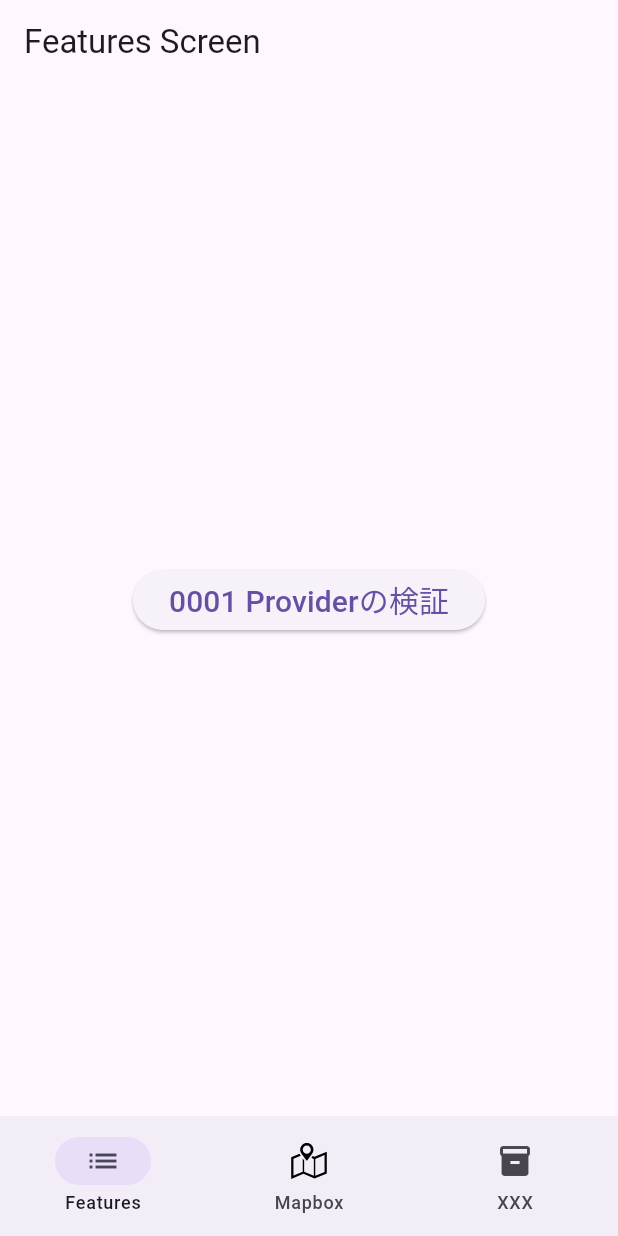
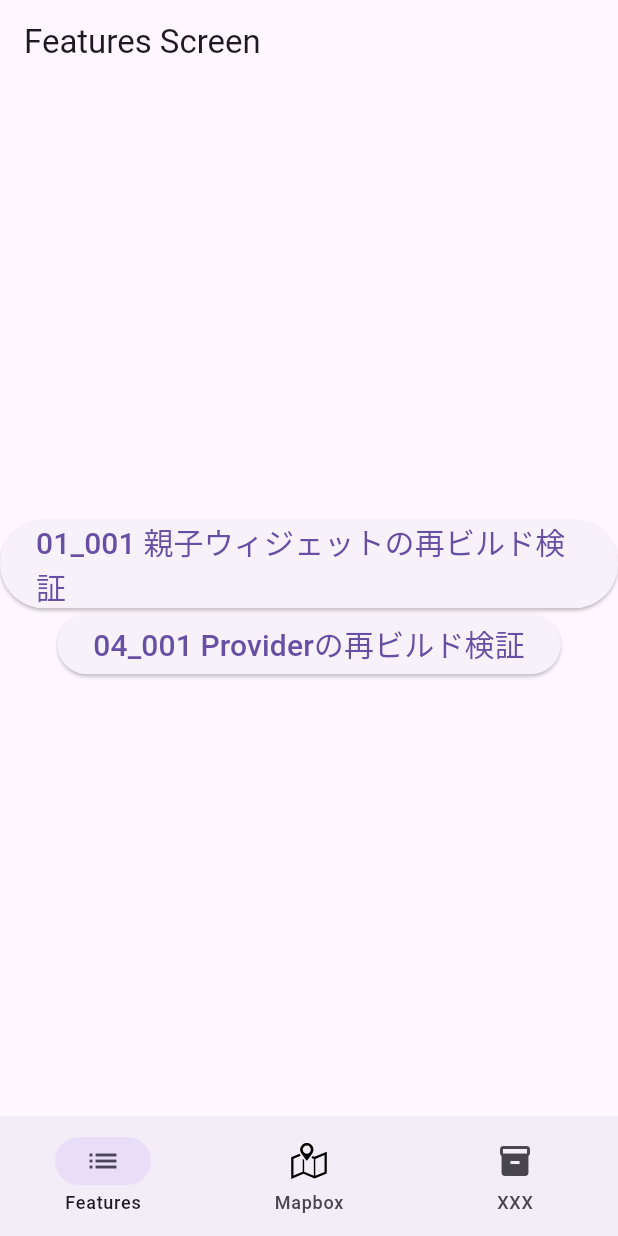
Before and after one commit to yassan16/flutter-try-feature-list, a Flutter app: the screen it shows after launch, on a phone screen of 412 x 824 dp. Run offline on Flutter 3.47's test engine with Material 3 defaults, Android fonts, the phone set to English and light mode, and no system bars; our stand-ins replace flutter_riverpod, flutter_svg, go_router, riverpod_annotation; missing offline and left inert: mapbox_maps_flutter; generated files the repository leaves out were written again.

Commit message:
親・子Widget間の再ビルドを追加

```diff
--- a/lib/features/001_provider_verification/provider_verification_screen.dart
+++ b/lib/features/04_riverpod/001_provider_verification/provider_verification_screen.dart
@@ -1,6 +1,6 @@
 import 'package:flutter/material.dart';
 import 'package:flutter_riverpod/flutter_riverpod.dart';
-import 'package:flutter_try_feature_list/features/001_provider_verification/notifier_list.dart';
+import 'package:flutter_try_feature_list/features/04_riverpod/001_provider_verification/notifier_list.dart';
 
 class ProviderVerificationScreen001 extends ConsumerStatefulWidget {
   const ProviderVerificationScreen001({super.key});
--- a/lib/features/features_screen.dart
+++ b/lib/features/features_screen.dart
@@ -1,4 +1,5 @@
 import 'package:flutter/material.dart';
+import 'package:flutter_try_feature_list/routing.dart';
 import 'package:go_router/go_router.dart';
 
 class FeaturesScreen extends StatefulWidget {
@@ -10,21 +11,48 @@ class FeaturesScreen extends StatefulWidget {
 
 class _FeaturesScreenState extends State<FeaturesScreen> {
   @override
+  void initState() {
+    super.initState();
+  }
+
+  @override
   Widget build(BuildContext context) {
     return Scaffold(
       appBar: AppBar(title: const Text('Features Screen')),
-      body: Center(
-        child: ElevatedButton(
-          onPressed: () {
-            // ProviderVerificationScreen001へ遷移する処理
-            GoRouter.of(context).go('/features/providerVerificationScreen001');
-
-            ScaffoldMessenger.of(context).showSnackBar(
-              const SnackBar(content: Text('Features Screen Tapped')),
-            );
-          },
-          child: const Text('0001 Providerの検証', style: TextStyle(fontSize: 20)),
-        ),
+      body: Column(
+        mainAxisAlignment: MainAxisAlignment.center,
+        children: [
+          // 01_001 親子ウィジェットの再ビルド検証
+          ElevatedButton(
+            onPressed: () {
+              String router =
+                  Routing.featuresScreenRouter + Routing.route_01_001;
+              GoRouter.of(context).go(router);
+              ScaffoldMessenger.of(
+                context,
+              ).showSnackBar(SnackBar(content: Text('パス： $router')));
+            },
+            child: const Text(
+              '01_001 親子ウィジェットの再ビルド検証',
+              style: TextStyle(fontSize: 20),
+            ),
+          ),
+          // 04_001 Providerの再ビルド検証
+          ElevatedButton(
+            onPressed: () {
+              String router =
+                  Routing.featuresScreenRouter + Routing.route_04_001;
+              GoRouter.of(context).go(router);
+              ScaffoldMessenger.of(
+                context,
+              ).showSnackBar(SnackBar(content: Text('パス： $router')));
+            },
+            child: const Text(
+              '04_001 Providerの再ビルド検証',
+              style: TextStyle(fontSize: 20),
+            ),
+          ),
+        ],
       ),
     );
   }
--- a/lib/routing.dart
+++ b/lib/routing.dart
@@ -1,8 +1,9 @@
 import 'package:flutter/material.dart';
 import 'package:flutter_try_feature_list/common/presentation/screens/base_screen.dart';
+import 'package:flutter_try_feature_list/features/01_widget_tree/001_parent_child_widget_rebuild/parent_child_widget_rebuild_screen.dart';
 import 'package:flutter_try_feature_list/features/features_screen.dart';
 import 'package:flutter_try_feature_list/mapbox/presentation/mapbox_screen.dart';
-import 'package:flutter_try_feature_list/features/001_provider_verification/provider_verification_screen.dart';
+import 'package:flutter_try_feature_list/features/04_riverpod/001_provider_verification/provider_verification_screen.dart';
 import 'package:flutter_try_feature_list/common/presentation/screens/screnn_c.dart';
 import 'package:go_router/go_router.dart';
 
@@ -16,11 +17,20 @@ final spareNavigatorKey = GlobalKey<NavigatorState>(debugLabel: 'spare');
 
 /// アプリのルーティングを管理するクラス
 class Routing {
-  // ルーティングのパスを定義
+  // Features Branch
   static final String featuresScreenRouter = '/features';
-  static final String providerVerificationScreen001Router =
-      '/providerVerificationScreen001';
+  // 01_widget_tree
+  static final String route_01 = '/01_widget_tree';
+  static final String route_01_001 =
+      '$route_01/001_parent_child_widget_rebuild';
+  // 04_riverpod
+  static final String route_04 = '/04_riverpod';
+  static final String route_04_001 = '$route_04/001_providerVerification';
+
+  // Mapbox Branch
   static final String bScreenRouter = '/b';
+
+  // 予備 Branch
   static final String cScreenRouter = '/c';
 
   final router = GoRouter(
@@ -43,8 +53,15 @@ class Routing {
                     (context, state) =>
                         const NoTransitionPage(child: FeaturesScreen()),
                 routes: [
+                  // 01_widget_tree
                   GoRoute(
-                    path: providerVerificationScreen001Router,
+                    path: route_01_001,
+                    builder:
+                        (context, state) => ParentChildWidgetRebuild001Screen(),
+                  ),
+                  // 04_riverpod
+                  GoRoute(
+                    path: route_04_001,
                     builder:
                         (context, state) => ProviderVerificationScreen001(),
                   ),
```
Also changed, not shown: lib/features/01_widget_tree/001_parent_child_widget_rebuild/parent_child_widget_rebuild_screen.dart (added, +47 -0 lines), lib/features/04_riverpod/001_provider_verification/notifier_list.dart (renamed from lib/features/001_provider_verification/notifier_list.dart), lib/features/04_riverpod/001_provider_verification/notifier_list.g.dart (renamed from lib/features/001_provider_verification/notifier_list.g.dart), 4 other files.
